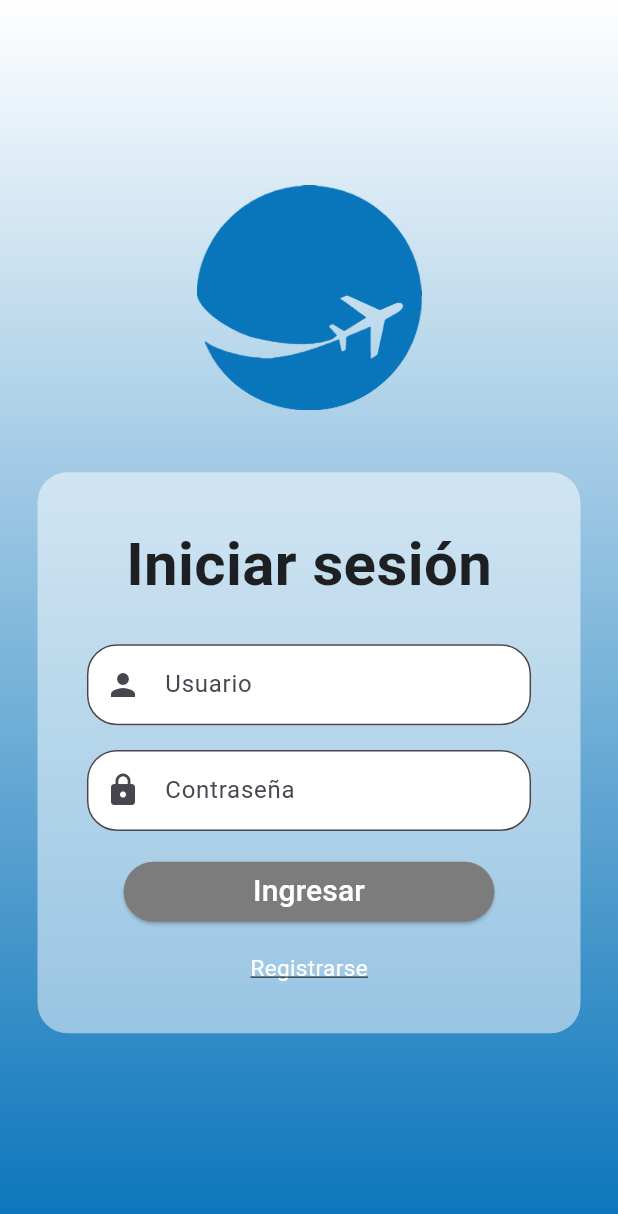
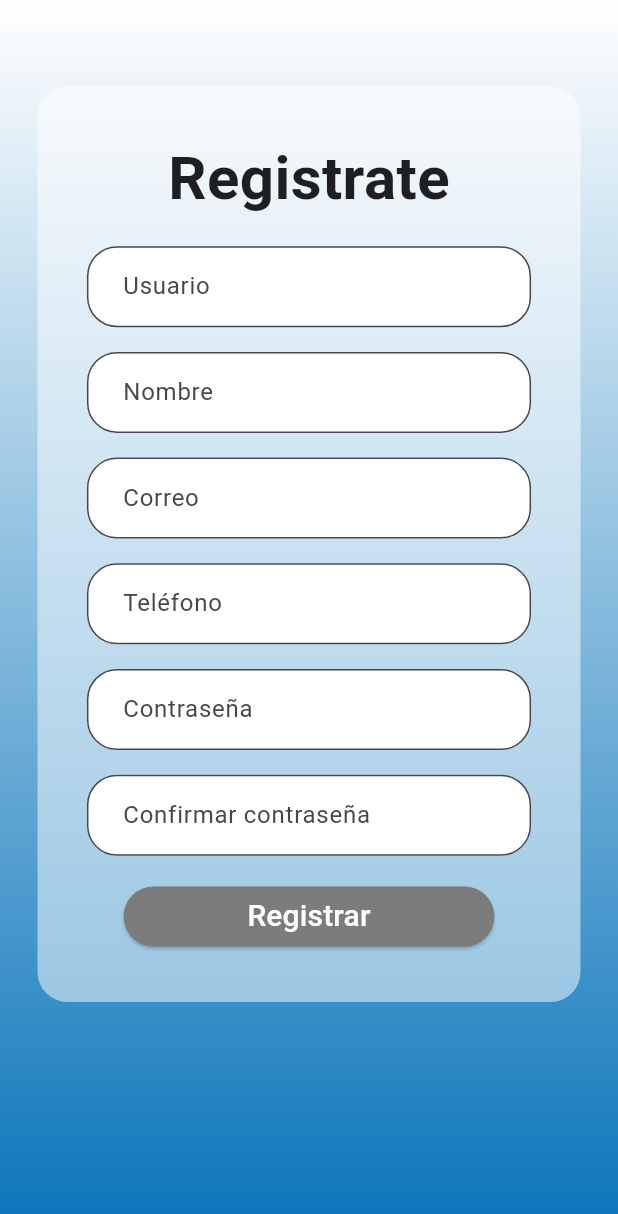
Before and after one commit to FranciscoIssac/proyecto-m-vil, a Flutter app: the screen it shows after launch, after a tap on "Registrarse", on a phone screen of 412 x 824 dp. Shown: the top 1214 px of the screen. Run offline on Flutter 3.47's test engine with Material 3 defaults, Android fonts, the light colour scheme and no system bars; our stand-ins replace sqflite; accounts and stored records are empty.

Commit message:
Login y Registro listos

```diff
--- /dev/null
+++ b/lib/database_helper.dart
@@ -0,0 +1,158 @@
+import 'package:flutter/foundation.dart';
+import 'package:path/path.dart';
+import 'package:path_provider/path_provider.dart';
+import 'dart:async';
+import 'dart:io';
+
+import 'package:sqflite/sqflite.dart';
+
+abstract class DatabaseHelper {
+  static const _databaseName = "MyDatabase.db";
+  static const _databaseVersion = 1;
+
+  late Database _db;
+
+  Future<void> init() async {
+    final path = await _getDatabasePath();
+    _db = await openDatabase(
+      path,
+      version: _databaseVersion,
+      onCreate: _onCreate,
+    );
+  }
+
+  Future<String> _getDatabasePath() async {
+    if (kIsWeb) {
+      return "/assets/db";
+    } else {
+      final documentsDirectory = await getApplicationDocumentsDirectory();
+      return join(documentsDirectory.path, _databaseName);
+    }
+  }
+
+  Future<void> _onCreate(Database db, int version);
+}
+
+class UserTableHelper extends DatabaseHelper {
+  static const _tableName = 'user';
+  static const _columnId = '_id';
+  static const columnUser = 'user';
+  static const columnName = 'name';
+  static const columnMail = 'mail';
+  static const columnTel = 'tel';
+  static const columnPass = 'pass';
+
+  @override
+  Future<void> _onCreate(Database db, int version) async {
+    await db.execute('''
+      CREATE TABLE $_tableName (
+        $_columnId INTEGER PRIMARY KEY AUTOINCREMENT,
+        $columnName TEXT NOT NULL,
+        $columnUser TEXT NOT NULL,
+        $columnMail TEXT NOT NULL,
+        $columnTel TEXT NOT NULL,
+        $columnPass TEXT NOT NULL
+      )
+    ''');
+  }
+
+  // Métodos de ayuda
+
+  // Inserta una fila en la base de datos donde cada clave en el Mapa es un nombre de columna
+  // y el valor es el valor de la columna. El valor devuelto es el id de la fila insertada.
+  Future<int> insert(Map<String, dynamic> row) async {
+    return await _db.insert(_tableName, row);
+  }
+
+  // Retorna todas las filas como una lista de mapas, donde cada mapa es una lista de clave-valor de columnas.
+  Future<List<Map<String, dynamic>>> queryAllRows() async {
+    return await _db.query(_tableName);
+  }
+
+  // Retorna la cantidad de filas en la tabla
+  Future<int> queryRowCount() async {
+    final results = await _db.rawQuery('SELECT COUNT(*) FROM $_tableName');
+    return Sqflite.firstIntValue(results) ?? 0;
+  }
+
+  // Actualiza la fila especificada por el id. El número de filas afectadas se devuelve.
+  // Esto debería ser 1 siempre y cuando la fila exista.
+  Future<int> update(Map<String, dynamic> row) async {
+    int id = row[_columnId];
+    return await _db.update(
+      _tableName,
+      row,
+      where: '$_columnId = ?',
+      whereArgs: [id],
+    );
+  }
+
+  // Elimina la fila especificada por el id. El número de filas afectadas se devuelve.
+  // Esto debería ser 1 siempre y cuando la fila exista.
+  Future<int> delete(int id) async {
+    return await _db.delete(
+      _tableName,
+      where: '$_columnId = ?',
+      whereArgs: [id],
+    );
+  }
+}
+
+class HotelTableHelper extends DatabaseHelper {
+  static const _tableName = 'hotel_table';
+  static const _columnId = '_id';
+  static const _columnName = 'name';
+  static const _columnDescription = 'description';
+
+  @override
+  Future<void> _onCreate(Database db, int version) async {
+    await db.execute('''
+      CREATE TABLE $_tableName (
+        $_columnId INTEGER PRIMARY KEY AUTOINCREMENT,
+        $_columnName TEXT NOT NULL,
+        $_columnDescription TEXT NOT NULL
+      )
+    ''');
+  }
+
+  // Métodos de ayuda
+
+  // Inserta una fila en la base de datos donde cada clave en el Mapa es un nombre de columna
+  // y el valor es el valor de la columna. El valor devuelto es el id de la fila insertada.
+  Future<int> insert(Map<String, dynamic> row) async {
+    return await _db.insert(_tableName, row);
+  }
+
+  // Retorna todas las filas como una lista de mapas, donde cada mapa es una lista de clave-valor de columnas.
+  Future<List<Map<String, dynamic>>> queryAllRows() async {
+    return await _db.query(_tableName);
+  }
+
+  // Retorna la cantidad de filas en la tabla
+  Future<int> queryRowCount() async {
+    final results = await _db.rawQuery('SELECT COUNT(*) FROM $_tableName');
+    return Sqflite.firstIntValue(results) ?? 0;
+  }
+
+  // Actualiza la fila especificada por el id. El número de filas afectadas se devuelve.
+  // Esto debería ser 1 siempre y cuando la fila exista.
+  Future<int> update(Map<String, dynamic> row) async {
+    int id = row[_columnId];
+    return await _db.update(
+      _tableName,
+      row,
+      where: '$_columnId = ?',
+      whereArgs: [id],
+    );
+  }
+
+  // Elimina la fila especificada por el id. El número de filas afectadas se devuelve.
+  // Esto debería ser 1 siempre y cuando la fila exista.
+  Future<int> delete(int id) async {
+    return await _db.delete(
+      _tableName,
+      where: '$_columnId = ?',
+      whereArgs: [id],
+    );
+  }
+}
--- a/lib/main.dart
+++ b/lib/main.dart
@@ -1,8 +1,13 @@
 import 'package:flutter/material.dart';
 
+import 'database_helper.dart';
 import 'login.dart';
 
-void main() {
+final userDBHelper = UserTableHelper();
+
+Future<void> main() async {
+  WidgetsFlutterBinding.ensureInitialized();
+  await userDBHelper.init();
   runApp(const MyApp());
 }
 
--- /dev/null
+++ b/lib/registro.dart
@@ -0,0 +1,323 @@
+import 'package:flutter/material.dart';
+import 'package:proyecto_hoteles/constantes.dart' as cons;
+import 'package:proyecto_hoteles/database_helper.dart';
+import 'package:proyecto_hoteles/home.dart';
+
+import 'main.dart';
+
+class Registro extends StatefulWidget {
+  const Registro({super.key});
+
+  @override
+  State<Registro> createState() => _RegistroState();
+}
+
+class _RegistroState extends State<Registro> {
+  final user = TextEditingController();
+  final pass = TextEditingController();
+  final passConfirm = TextEditingController();
+  final name = TextEditingController();
+  final mail = TextEditingController();
+  final tel = TextEditingController();
+
+  @override
+  Widget build(BuildContext context) {
+    final size = MediaQuery.of(context).size;
+
+    bool validarFormatoTelefono(String telefono) {
+      // Expresión regular para validar un número de teléfono con formato internacional
+      RegExp regex = RegExp(r'^\+(?:[0-9] ?){5,14}[0-9]$');
+
+      // Verificar si el número de teléfono coincide con el patrón
+      if (regex.hasMatch(telefono)) {
+        return true; // El número de teléfono es válido
+      } else {
+        return false; // El número de teléfono no es válido
+      }
+    }
+
+    bool validarFormatoCorreo(String email) {
+      // Expresión regular para validar el formato del correo electrónico
+      final RegExp emailRegex = RegExp(r'^[\w-\.]+@([\w-]+\.)+[\w-]{2,4}$');
+
+      // Verifica si el correo electrónico coincide con el formato esperado
+      return emailRegex.hasMatch(email);
+    }
+
+
+    return Scaffold(
+      body: Stack(
+        children: [
+          Container(
+            decoration: BoxDecoration(
+              gradient: LinearGradient(
+                begin: Alignment.topCenter,
+                end: Alignment.bottomCenter,
+                colors: [
+                  // Color inicial
+                  cons.blanco,
+                  cons.colorPrincipal, // Color final
+                ],
+              ),
+            ),
+          ),
+          SingleChildScrollView(
+            child: Center(
+              child: Column(
+                children: [
+                  SizedBox(height: size.height * 0.07),
+                  Container(
+                    decoration: BoxDecoration(
+                      borderRadius: BorderRadius.circular(20),
+                      color: Colors.white.withOpacity(0.5),
+                    ),
+                    margin: const EdgeInsets.only(left: 25.0, right: 25.0),
+                    child: Padding(
+                      padding: EdgeInsets.all(size.height * 0.04),
+                      child: Column(
+                        children: [
+                          Text("Registrate",
+                              style: TextStyle(
+                                color: Color(0xFF1E1F22),
+                                fontSize: 40,
+                                fontWeight: FontWeight.bold,
+                              )),
+                          SizedBox(height: size.height * 0.02),
+                          TextFormField(
+                            controller: user,
+                            obscureText: false,
+                            decoration: InputDecoration(
+                              border: OutlineInputBorder(
+                                borderRadius: BorderRadius.circular(20),
+                                borderSide: const BorderSide(
+                                  width: 1,
+                                  style: BorderStyle.none,
+                                ),
+                              ),
+                              filled: true,
+                              fillColor: cons.blanco,
+                              labelText: "Usuario",
+                              contentPadding: EdgeInsets.symmetric(
+                                  vertical: 15, horizontal: 20),
+                            ),
+                          ),
+                          SizedBox(height: size.height * 0.02),
+                          TextFormField(
+                            controller: name,
+                            obscureText: false,
+                            decoration: InputDecoration(
+                              border: OutlineInputBorder(
+                                borderRadius: BorderRadius.circular(20),
+                                borderSide: const BorderSide(
+                                  width: 1,
+                                  style: BorderStyle.none,
+                                ),
+                              ),
+                              filled: true,
+                              fillColor: cons.blanco,
+                              labelText: "Nombre",
+                              contentPadding: EdgeInsets.symmetric(
+                                  vertical: 15, horizontal: 20),
+                            ),
+                          ),
+                          SizedBox(height: size.height * 0.02),
+                          TextFormField(
+                            controller: mail,
+                            obscureText: false,
+                            decoration: InputDecoration(
+                              border: OutlineInputBorder(
+                                borderRadius: BorderRadius.circular(20),
+                                borderSide: const BorderSide(
+                                  width: 1,
+                                  style: BorderStyle.none,
+                                ),
+                              ),
+                              filled: true,
+                              fillColor: cons.blanco,
+                              labelText: "Correo",
+                              contentPadding: EdgeInsets.symmetric(
+                                  vertical: 15, horizontal: 20),
+                            ),
+                          ),
+                          SizedBox(height: size.height * 0.02),
+                          TextFormField(
+                            controller: tel,
+                            obscureText: false,
+                            decoration: InputDecoration(
+                              border: OutlineInputBorder(
+                                borderRadius: BorderRadius.circular(20),
+                                borderSide: const BorderSide(
+                                  width: 1,
+                                  style: BorderStyle.none,
+                                ),
+                              ),
+                              filled: true,
+                              fillColor: cons.blanco,
+                              labelText: "Teléfono",
+                              contentPadding: EdgeInsets.symmetric(
+                                  vertical: 15, horizontal: 20),
+                            ),
+                          ),
+                          SizedBox(height: size.height * 0.02),
+                          TextFormField(
+                            controller: pass,
+                            obscureText: true,
+                            decoration: InputDecoration(
+                              border: OutlineInputBorder(
+                                borderRadius: BorderRadius.circular(20),
+                                borderSide: const BorderSide(
+                                  width: 1,
+                                  style: BorderStyle.none,
+                                ),
+                              ),
+                              filled: true,
+                              fillColor: cons.blanco,
+                              labelText: "Contraseña",
+                              contentPadding: EdgeInsets.symmetric(
+                                  vertical: 15, horizontal: 20),
+                            ),
+                          ),
+                          SizedBox(height: size.height * 0.02),
+                          TextFormField(
+                            controller: passConfirm,
+                            obscureText: true,
+                            decoration: InputDecoration(
+                              border: OutlineInputBorder(
+                                borderRadius: BorderRadius.circular(20),
+                                borderSide: const BorderSide(
+                                  width: 1,
+                                  style: BorderStyle.none,
+                                ),
+                              ),
+                              filled: true,
+                              fillColor: cons.blanco,
+                              labelText: "Confirmar contraseña",
+                              contentPadding: EdgeInsets.symmetric(
+                                  vertical: 15, horizontal: 20),
+                            ),
+                          ),
+                          SizedBox(height: size.height * 0.02),
+                          ElevatedButton(
+                            onPressed: () async {
+                              if (user.text.isEmpty ||
+                                  pass.text.isEmpty ||
+                                  passConfirm.text.isEmpty ||
+                                  name.text.isEmpty ||
+                                  mail.text.isEmpty ||
+                                  tel.text.isEmpty) {
+                                showDialog(
+                                  context: context,
+                                  builder: (BuildContext context) {
+                                    return AlertDialog(
+                                      title: Text("Error"),
+                                      content: Text(
+                                          "Todos los campos son obligatorios"),
+                                      actions: [
+                                        TextButton(
+                                          onPressed: () {
+                                            Navigator.of(context).pop();
+                                          },
+                                          child: Text("OK"),
+                                        ),
+                                      ],
+                                    );
+                                  },
+                                );
+                              } else if (pass.text != passConfirm.text) {
+                                showDialog(
+                                  context: context,
+                                  builder: (BuildContext context) {
+                                    return AlertDialog(
+                                      title: Text("Error"),
+                                      content: Text(
+                                          "Las contraseñas deben coincidir"),
+                                      actions: [
+                                        TextButton(
+                                          onPressed: () {
+                                            Navigator.of(context).pop();
+                                          },
+                                          child: Text("OK"),
+                                        ),
+                                      ],
+                                    );
+                                  },
+                                );
+                              } else if (!validarFormatoTelefono(tel.text)) {
+                                showDialog(
+                                  context: context,
+                                  builder: (BuildContext context) {
+                                    return AlertDialog(
+                                      title: Text("Error"),
+                                      content: Text(
+                                          "El formato del número de teléfono no es válido\n- Debe emepzar con '+'\n- Debe tener entre 6 y 14 dígitos numéricos\n- Debe terminar con un dígito numérico"),
+                                      actions: [
+                                        TextButton(
+                                          onPressed: () {
+                                            Navigator.of(context).pop();
+                                          },
+                                          child: Text("OK"),
+                                        ),
+                                      ],
+                                    );
+                                  },
+                                );
+                              } else if (!validarFormatoCorreo(mail.text)) {
+                                showDialog(
+                                  context: context,
+                                  builder: (BuildContext context) {
+                                    return AlertDialog(
+                                      title: Text("Error"),
+                                      content: Text(
+                                          "El formato del correo electrónico no es válido"),
+                                      actions: [
+                                        TextButton(
+                                          onPressed: () {
+                                            Navigator.of(context).pop();
+                                          },
+                                          child: Text("OK"),
+                                        ),
+                                      ],
+                                    );
+                                  },
+                                );
+                              } else {
+                                Map<String, dynamic> row = {
+                                  UserTableHelper.columnUser: user.text,
+                                  UserTableHelper.columnPass: pass.text,
+                                  UserTableHelper.columnName: name.text,
+                                  UserTableHelper.columnTel: tel.text,
+                                  UserTableHelper.columnMail: mail.text,
+                                };
+                                final id = await userDBHelper.insert(row);
+                                debugPrint('inserted row id: $id');
+
+                                final allRows =
+                                    await userDBHelper.queryAllRows();
+                                Navigator.of(context).push(MaterialPageRoute(
+                                    builder: (context) => Home()));
+                              }
+                            },
+                            style: ElevatedButton.styleFrom(
+                                backgroundColor: cons.gris,
+                                shape: RoundedRectangleBorder(
+                                    borderRadius: BorderRadius.circular(30)),
+                                fixedSize: Size(size.width * 0.6, 25)),
+                            child: const Text(
+                              'Registrar',
+                              style:
+                                  TextStyle(color: cons.blanco, fontSize: 20),
+                            ),
+                          ),
+                        ],
+                      ),
+                    ),
+                  )
+                ],
+              ),
+            ),
+          )
+        ],
+      ),
+    );
+  }
+}
--- a/pubspec.yaml
+++ b/pubspec.yaml
@@ -35,6 +35,8 @@ dependencies:
   # The following adds the Cupertino Icons font to your application.
   # Use with the CupertinoIcons class for iOS style icons.
   cupertino_icons: ^1.0.6
+  path_provider: ^2.1.1
+  sqflite:
 
 dev_dependencies:
   flutter_test:
```
Also changed, not shown: lib/login.dart (+59 -17 lines), pubspec.lock, 1 other file.
